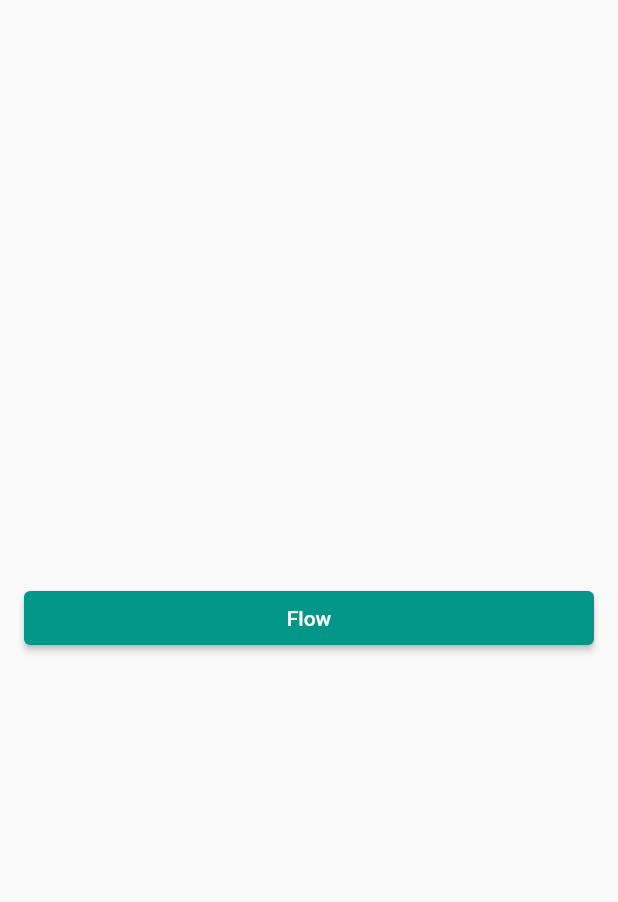
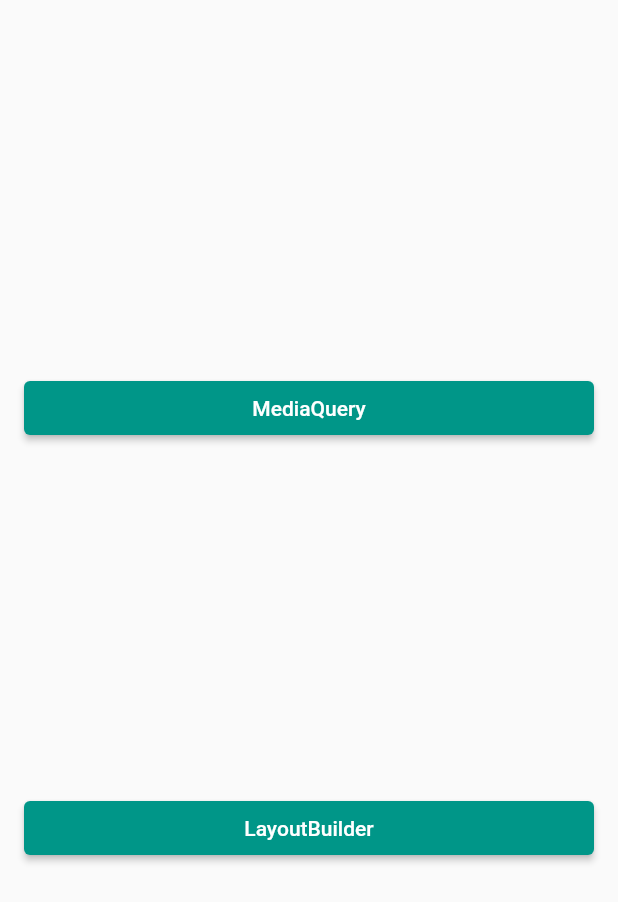
Before and after one commit to devkaio/responsy, a Flutter app: the screen it shows after launch, on a phone screen of 412 x 824 dp. Shown: the top 902 px of the screen. Run offline on Flutter 3.47's test engine with Material 2 defaults, Android fonts, the phone set to English and light mode, and no system bars.

Commit message:
update home_page

```diff
--- a/lib/home_page.dart
+++ b/lib/home_page.dart
@@ -1,5 +1,6 @@
 // ignore_for_file: public_member_api_docs, sort_constructors_first
 import 'package:flutter/material.dart';
+import 'package:responsy/layouts/layout_builder_layout.dart';
 import 'package:responsy/layouts/media_query_layout.dart';
 
 class HomePage extends StatelessWidget {
@@ -15,8 +16,12 @@ class HomePage extends StatelessWidget {
             mainAxisAlignment: MainAxisAlignment.spaceEvenly,
             children: const [
               LabelWidget(
-                label: 'Flow',
+                label: 'MediaQuery',
                 child: MediaQueryLayout(),
+              ),
+              LabelWidget(
+                label: 'LayoutBuilder',
+                child: LayoutBuilderLayout(),
               ),
             ],
           ),
```
